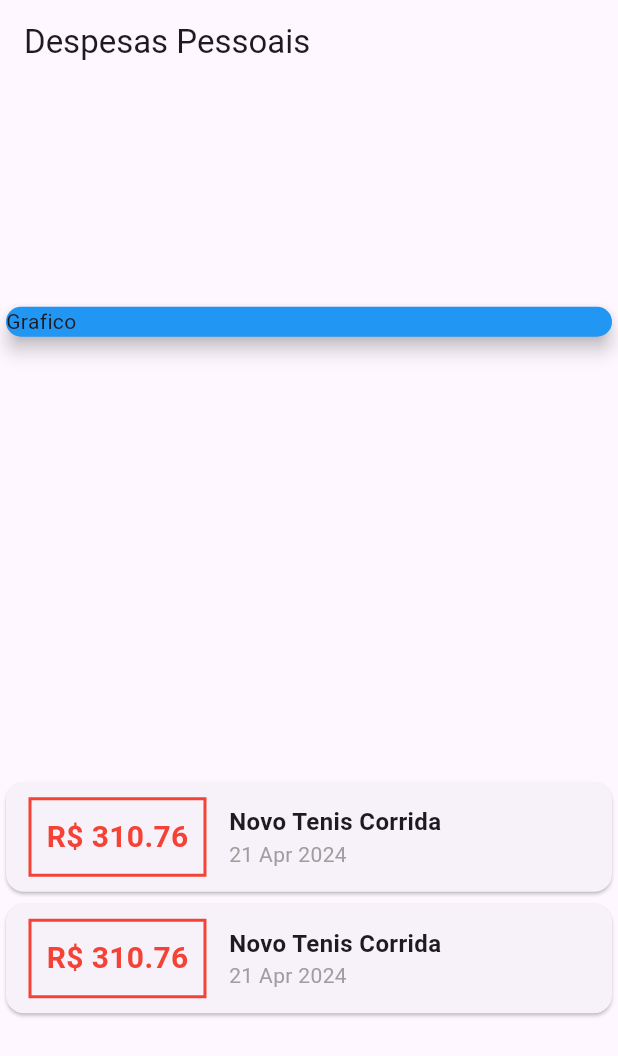
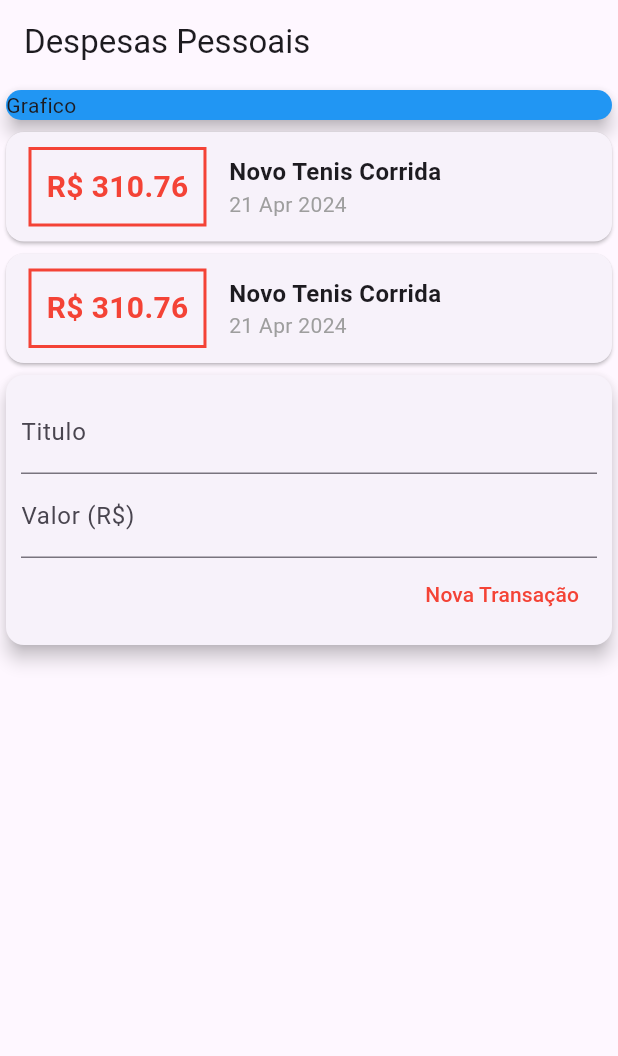
Before and after one commit to Mdrmchaves/expenses, a Flutter app: the screen it shows after launch, on a phone screen of 412 x 824 dp. Shown: the top 1056 px of the screen. Run offline on Flutter 3.47's test engine with Material 3 defaults, Android fonts, the phone set to English and light mode, and no system bars.

Commit message:
Mais coisas

```diff
--- /dev/null
+++ b/lib/components/transaction_form.dart
@@ -0,0 +1,46 @@
+import 'package:flutter/material.dart';
+
+class TransactionForm extends StatelessWidget {
+  TransactionForm({super.key});
+
+  final titleController = TextEditingController();
+  final valueController = TextEditingController();
+
+  @override
+  Widget build(BuildContext context) {
+    return Card(
+      elevation: 5,
+      child: Padding(
+        padding: const EdgeInsets.all(10),
+        child: Column(
+          children: [
+            TextField(
+              decoration: InputDecoration(
+                labelText: "Titulo",
+              ),
+              controller: titleController,
+            ),
+            TextField(
+              decoration: InputDecoration(
+                labelText: 'Valor (R\$)',
+              ),
+              controller: valueController,
+            ),
+            Row(
+              mainAxisAlignment: MainAxisAlignment.end,
+              children: [
+                TextButton(
+                  onPressed: () {},
+                  child: Text(
+                    "Nova Transação",
+                    style: TextStyle(color: Colors.red),
+                  ),
+                ),
+              ],
+            )
+          ],
+        ),
+      ),
+    );
+  }
+}
--- /dev/null
+++ b/lib/components/transaction_list.dart
@@ -0,0 +1,59 @@
+import 'package:flutter/material.dart';
+import '../models/transaction.dart';
+import 'package:intl/intl.dart';
+
+class TransactionList extends StatelessWidget {
+  const TransactionList(this.transactions, {super.key});
+
+  final List<Transaction> transactions;
+
+  @override
+  Widget build(BuildContext context) {
+    return Column(
+      children: transactions.map((tr) {
+        return Card(
+          child: Row(
+            children: [
+              Container(
+                margin: EdgeInsets.symmetric(
+                  horizontal: 15,
+                  vertical: 10,
+                ),
+                decoration: BoxDecoration(
+                    border: Border.all(
+                  color: tr.value < 0 ? Colors.green : Colors.red,
+                  width: 2,
+                )),
+                padding: EdgeInsets.all(10),
+                child: Text(
+                  'R\$ ${tr.value.toStringAsFixed(2)}',
+                  style: TextStyle(
+                    fontWeight: FontWeight.bold,
+                    fontSize: 20,
+                    color: tr.value < 0 ? Colors.green : Colors.red,
+                  ),
+                ),
+              ),
+              Column(
+                crossAxisAlignment: CrossAxisAlignment.start,
+                children: [
+                  Text(
+                    tr.title,
+                    style: TextStyle(
+                      fontWeight: FontWeight.bold,
+                      fontSize: 16,
+                    ),
+                  ),
+                  Text(
+                    DateFormat('d MMM y').format(tr.date),
+                    style: TextStyle(color: Colors.grey),
+                  )
+                ],
+              )
+            ],
+          ),
+        );
+      }).toList(),
+    );
+  }
+}
--- /dev/null
+++ b/lib/components/transaction_user.dart
@@ -0,0 +1,36 @@
+import 'package:flutter/material.dart';
+import 'transaction_form.dart';
+import 'transaction_list.dart';
+import '../models/transaction.dart';
+
+class TransactionUser extends StatefulWidget {
+  const TransactionUser({super.key});
+
+  @override
+  State<TransactionUser> createState() => _TransactionUserState();
+}
+
+class _TransactionUserState extends State<TransactionUser> {
+  final _transaction = [
+    Transaction(
+        id: 't1',
+        title: 'Novo Tenis Corrida',
+        value: 310.76,
+        date: DateTime.now()),
+    Transaction(
+        id: 't1',
+        title: 'Novo Tenis Corrida',
+        value: 310.76,
+        date: DateTime.now()),
+  ];
+
+  @override
+  Widget build(BuildContext context) {
+    return Column(
+      children: [
+        TransactionList(_transaction),
+        TransactionForm(),
+      ],
+    );
+  }
+}
--- a/lib/main.dart
+++ b/lib/main.dart
@@ -1,6 +1,6 @@
-import './models/transaction.dart';
+import 'package:expenses/components/transaction_user.dart';
+import 'package:flutter/widgets.dart';
 import 'package:flutter/material.dart';
-import 'package:intl/intl.dart';
 
 void main() => runApp(ExpensesApp());
 
@@ -17,18 +17,6 @@ class ExpensesApp extends StatelessWidget {
 
 class MyHomePage extends StatelessWidget {
   MyHomePage({super.key});
-  final _transaction = [
-    Transaction(
-        id: 't1',
-        title: 'Novo Tenis Corrida',
-        value: 310.76,
-        date: DateTime.now()),
-    Transaction(
-        id: 't1',
-        title: 'Novo Tenis Corrida',
-        value: 310.76,
-        date: DateTime.now()),
-  ];
 
   @override
   Widget build(BuildContext context) {
@@ -37,7 +25,7 @@ class MyHomePage extends StatelessWidget {
           title: Text('Despesas Pessoais'),
         ),
         body: Column(
-          mainAxisAlignment: MainAxisAlignment.spaceAround,
+          mainAxisAlignment: MainAxisAlignment.start,
           crossAxisAlignment: CrossAxisAlignment.stretch,
           children: [
             Container(
@@ -47,52 +35,7 @@ class MyHomePage extends StatelessWidget {
                 color: Colors.blue,
               ),
             ),
-            Column(
-              children: _transaction.map((tr) {
-                return Card(
-                  child: Row(
-                    children: [
-                      Container(
-                        margin: EdgeInsets.symmetric(
-                          horizontal: 15,
-                          vertical: 10,
-                        ),
-                        decoration: BoxDecoration(
-                            border: Border.all(
-                          color: tr.value < 0 ? Colors.green : Colors.red,
-                          width: 2,
-                        )),
-                        padding: EdgeInsets.all(10),
-                        child: Text(
-                          'R\$ ${tr.value.toStringAsFixed(2)}',
-                          style: TextStyle(
-                            fontWeight: FontWeight.bold,
-                            fontSize: 20,
-                            color: tr.value < 0 ? Colors.green : Colors.red,
-                          ),
-                        ),
-                      ),
-                      Column(
-                        crossAxisAlignment: CrossAxisAlignment.start,
-                        children: [
-                          Text(
-                            tr.title,
-                            style: TextStyle(
-                              fontWeight: FontWeight.bold,
-                              fontSize: 16,
-                            ),
-                          ),
-                          Text(
-                            DateFormat('d MMM y').format(tr.date),
-                            style: TextStyle(color: Colors.grey),
-                          )
-                        ],
-                      )
-                    ],
-                  ),
-                );
-              }).toList(),
-            ),
+            TransactionUser(),
           ],
         ));
   }
```
